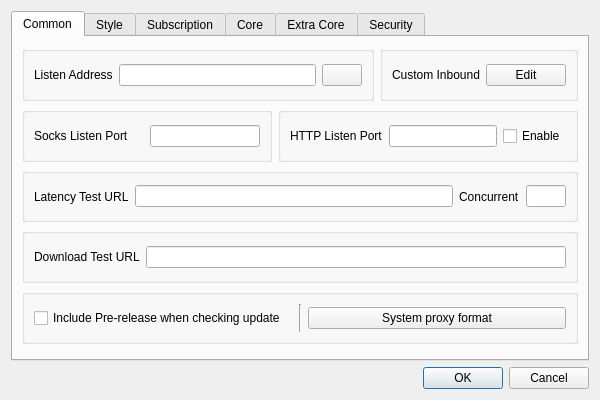
The window that ui/dialog_basic_settings.ui (MatsuriDayo/nekoray) describes before a commit, drawn with Qt 5.
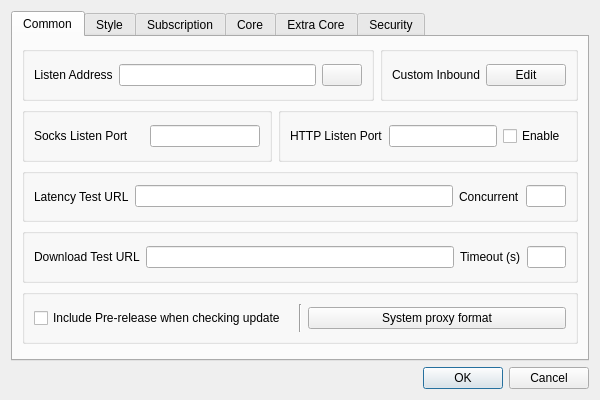
The same window after the commit. Custom widgets are drawn as their Qt base class.

Commit message: add test download timeout

```diff
--- a/ui/dialog_basic_settings.ui
+++ b/ui/dialog_basic_settings.ui
@@ -172,7 +172,7 @@
        </item>
        <item>
         <widget class="QGroupBox" name="horizontalGroupBox">
-         <layout class="QHBoxLayout" name="horizontalLayout_12">
+         <layout class="QHBoxLayout" name="horizontalLayout_12" stretch="0,8,1,1">
           <item>
            <widget class="QLabel" name="label_19">
             <property name="text">
@@ -183,6 +183,16 @@
           <item>
            <widget class="MyLineEdit" name="test_download_url"/>
           </item>
+          <item>
+           <widget class="QLabel" name="label_10">
+            <property name="text">
+             <string>Timeout (s)</string>
+            </property>
+           </widget>
+          </item>
+          <item>
+           <widget class="QLineEdit" name="test_download_timeout"/>
+          </item>
          </layout>
         </widget>
        </item>
```
Left out of the diff: 4 changed lines with no effect on the pictures. The commit also changes 11 other files.
